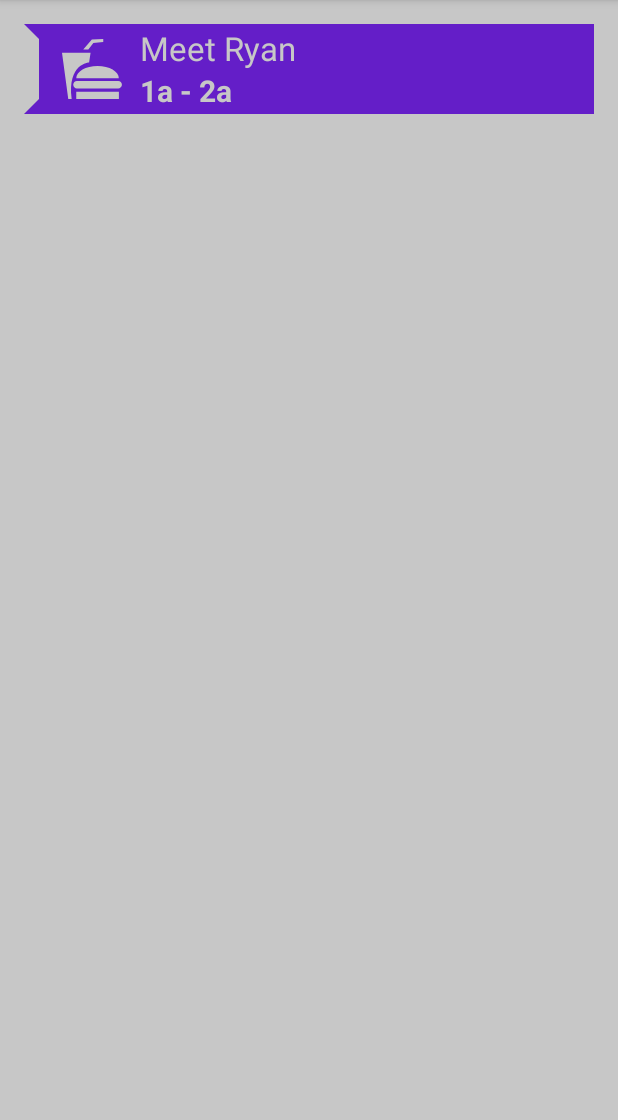
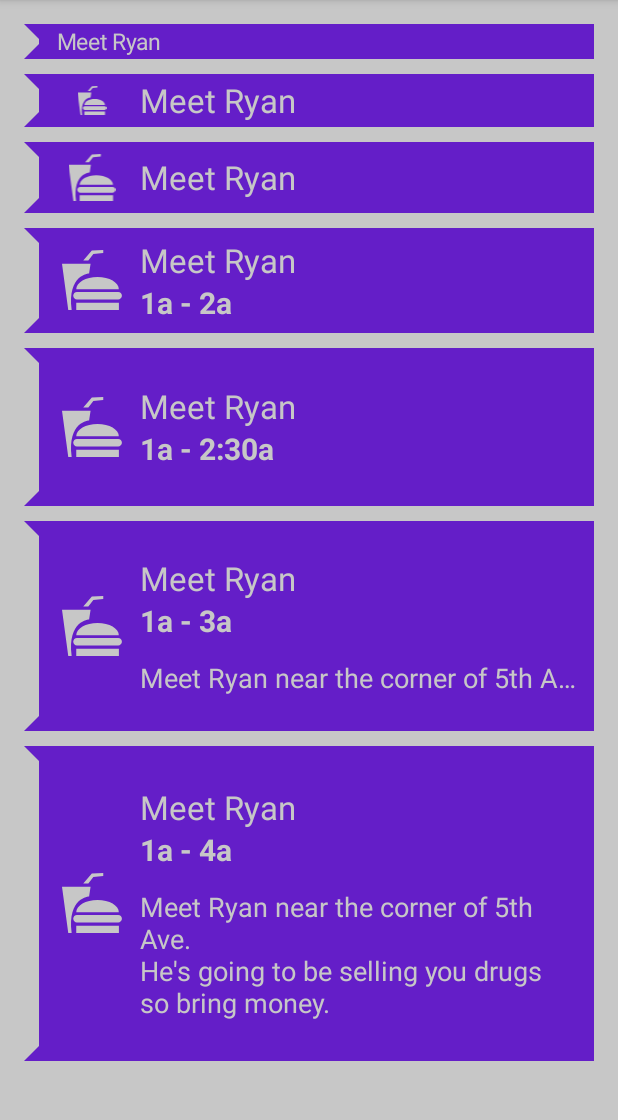
Before and after one commit to awesomeyi/SmartSchedule, an Android app: the TimeViewActivity screen opened directly, with no data from a screen before it, on a phone screen of 412 x 824 dp, the part 84-1204 px from its top. Run offline under Robolectric (Android 15) with nearby library versions, the phone set to English and light mode, and no system bars.

Commit message:
Finished single event scaling

```diff
--- a/app/src/main/java/com/example/yi/smartschedule/SingleEventElement.java
+++ b/app/src/main/java/com/example/yi/smartschedule/SingleEventElement.java
@@ -6,6 +6,7 @@ import android.util.Log;
 import android.view.LayoutInflater;
 import android.view.View;
 import android.view.ViewGroup;
+import android.widget.ImageView;
 import android.widget.LinearLayout;
 import android.widget.TextView;
 
@@ -20,12 +21,18 @@ public class SingleEventElement extends Fragment {
     private static final String ARG_PARAM3 = "title";
     private static final String ARG_PARAM4 = "description";
 
-    private static final int L_HOUR_HEIGHT = 60;
+    private static final int L_HOUR_HEIGHT = 70;
 
     private Time startTime;
     private Time duration;
     private String title;
     private String description;
+
+    //Elements
+    private TextView title_text;
+    private TextView duration_text;
+    private TextView description_text;
+    private ImageView event_icon;
 
     public SingleEventElement() {
         // Required empty public constructor
@@ -64,9 +71,10 @@ public class SingleEventElement extends Fragment {
         View v = inflater.inflate(R.layout.fragment_single_event_element, container, false);
 
         //Fetch all elements
-        TextView title_text = ((TextView) v.findViewById(R.id.title_text));
-        TextView duration_text = ((TextView) v.findViewById(R.id.duration_text));
-        TextView description_text = ((TextView) v.findViewById(R.id.desciption_text));
+        title_text = ((TextView) v.findViewById(R.id.title_text));
+        duration_text = ((TextView) v.findViewById(R.id.duration_text));
+        description_text = ((TextView) v.findViewById(R.id.desciption_text));
+        event_icon = (ImageView) v.findViewById(R.id.event_icon);
 
         //Set all text boxes
         title_text.setText(title);
@@ -74,17 +82,42 @@ public class SingleEventElement extends Fragment {
         duration_text.setText(this.durationText(startTime, endtime));
         description_text.setText(description);
 
-        //Shrink view to size
+        //Shrink view to correct size
         int finalHeight = (int) Math.round(L_HOUR_HEIGHT * duration.getHours());
-        Util.d("" + finalHeight);
-        if(finalHeight < 2 * L_HOUR_HEIGHT) {
-            description_text.setVisibility(View.GONE);
-        } else {
-            int dTextLine = (finalHeight - 2 * L_HOUR_HEIGHT) / 20 + 1;
-            description_text.setMaxLines(dTextLine);
-        }
         v.getLayoutParams().height = Util.pixel_to_dp(this, finalHeight);
-
+        this.resize(finalHeight);
         return v;
     }
+
+    private void resize(int height) {
+
+        // >= 2 hours
+        if(height >= 2 * L_HOUR_HEIGHT) {
+            int dTextLine = (height - 2 * L_HOUR_HEIGHT) / 20 + 1;
+            description_text.setMaxLines(dTextLine);
+            return;
+        }
+
+        //1 - 2 hours
+        description_text.setVisibility(View.GONE);
+        if(height >= 1 * L_HOUR_HEIGHT) {
+            return;
+        }
+
+        //.5 - 1 hours
+        duration_text.setVisibility(View.GONE);
+        if(height >= .5 * L_HOUR_HEIGHT) {
+            return;
+        }
+
+        // .25 - .5 hours
+        event_icon.setVisibility(View.GONE);
+        title_text.setTextSize(height - 8); //4 dp padding
+        if(height >= .25 * L_HOUR_HEIGHT) {
+            return;
+        }
+
+        // < .25 hours
+        title_text.setVisibility(View.GONE);
+    }
 }
--- a/app/src/main/java/com/example/yi/smartschedule/TimeViewActivity.java
+++ b/app/src/main/java/com/example/yi/smartschedule/TimeViewActivity.java
@@ -6,6 +6,7 @@ import android.app.FragmentTransaction;
 import android.support.v7.app.AppCompatActivity;
 import android.os.Bundle;
 import android.widget.LinearLayout;
+import android.widget.TextView;
 
 import com.example.yi.smartschedule.lib.Time;
 
@@ -18,13 +19,21 @@ public class TimeViewActivity extends AppCompatActivity {
         setContentView(R.layout.activity_time_view);
 
         Time startTime = new Time(1, 00);
-        Time duration = new Time(1, 00);
         String title = "Meet Ryan";
-        String description = "Bang for 1 hour";
+        String description = "Meet Ryan near the corner of 5th Ave.\nHe's going to be selling you drugs so bring money.";
+
+        int minutes[] = {20, 30, 40, 60, 90, 120, 180};
 
         event_list = (LinearLayout) findViewById(R.id.event_list);
-        Fragment event1 = SingleEventElement.newInstance(startTime, duration, title, description);
-        FragmentTransaction fragTrans =  getFragmentManager().beginTransaction().add(event_list.getId(), event1, "fff");
-        fragTrans.commit();
+        for(int t : minutes) {
+
+            //Create fragment
+            Time duration = new Time(0, t);
+            Fragment event = SingleEventElement.newInstance(startTime, duration, title, description);
+            FragmentTransaction fragTrans =  getFragmentManager().beginTransaction().add(event_list.getId(), event, "fff" + t);
+            fragTrans.commit();
+            getFragmentManager().executePendingTransactions();
+        }
+
     }
 }
--- a/app/src/main/java/com/example/yi/smartschedule/lib/Time.java
+++ b/app/src/main/java/com/example/yi/smartschedule/lib/Time.java
@@ -12,19 +12,16 @@ public class Time implements Serializable {
     public Time(int hours, int minutes) {
         this.hours = hours;
         this.minutes = minutes;
+        this.hours += this.minutes / 60;
+        this.minutes %= 60;
+        this.hours %= 24;
     }
 
     public Time addTime(Time t2) {
         return addTime(t2.hours, t2.minutes);
     }
     public Time addTime(int hours, int minutes) {
-        Time res = new Time(this.hours, this.minutes);
-        res.minutes += minutes;
-        res.hours += this.minutes / 60;
-        res.minutes %= 60;
-        res.hours += hours;
-        res.hours %= 24;
-        return res;
+        return new Time(this.hours + hours, this.minutes + minutes);
     }
 
     public int getMinutes() {
--- a/app/src/main/res/layout/activity_time_view.xml
+++ b/app/src/main/res/layout/activity_time_view.xml
@@ -10,10 +10,15 @@
     android:background="@color/backgroundLight"
     tools:context="com.example.yi.smartschedule.TimeViewActivity">
 
-    <LinearLayout
+    <ScrollView
         android:layout_width="match_parent"
-        android:layout_height="wrap_content"
-        android:orientation="vertical"
-        android:id="@+id/event_list">
-    </LinearLayout>
+        android:layout_height="wrap_content">
+        <LinearLayout
+            android:layout_width="match_parent"
+            android:layout_height="wrap_content"
+            android:orientation="vertical"
+            android:id="@+id/event_list">
+        </LinearLayout>
+    </ScrollView>
+
 </RelativeLayout>
--- a/app/src/main/res/layout/fragment_single_event_element.xml
+++ b/app/src/main/res/layout/fragment_single_event_element.xml
@@ -2,6 +2,7 @@
     xmlns:tools="http://schemas.android.com/tools"
     android:layout_width="match_parent"
     android:layout_height="120dp"
+    android:layout_marginBottom="10dp"
     android:background="@color/colorPrimary"
     tools:context=".SingleEventElement"
     android:orientation="horizontal">
@@ -28,11 +29,14 @@
 
 
     <ImageView
+        android:id="@+id/event_icon"
         android:layout_width="wrap_content"
         android:layout_height="wrap_content"
         android:src="@drawable/food_event_icon"
         android:layout_marginLeft="15dp"
-        android:layout_gravity="center_vertical" />
+        android:layout_gravity="center_vertical"
+        android:layout_marginTop="8dp"
+        android:layout_marginBottom="8dp"/>
 
     <LinearLayout
         android:layout_width="match_parent"
@@ -47,14 +51,14 @@
             android:layout_height="wrap_content"
             android:textColor="@color/backgroundLight"
             android:text="Eat out"
-            android:textSize="22dp" />
+            android:textSize="22sp" />
         <TextView
             android:id="@+id/duration_text"
             android:layout_width="match_parent"
             android:layout_height="wrap_content"
             android:textColor="@color/backgroundLight"
             android:text="1a - 2a"
-            android:textSize="20dp"
+            android:textSize="20sp"
             android:textStyle="bold"/>
         <TextView
             android:id="@+id/desciption_text"
@@ -66,7 +70,7 @@
             android:ellipsize="end"
             android:maxLines="4"
             android:singleLine="false"
-            android:textSize="18dp" />
+            android:textSize="18sp" />
     </LinearLayout>
 
 
```
